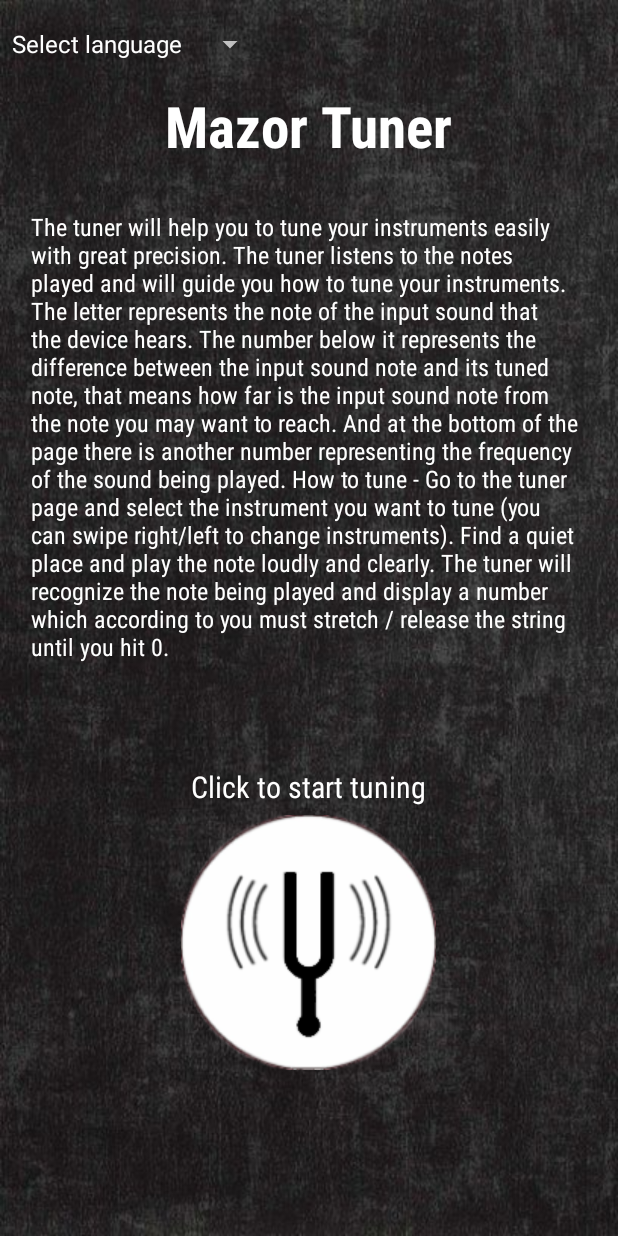
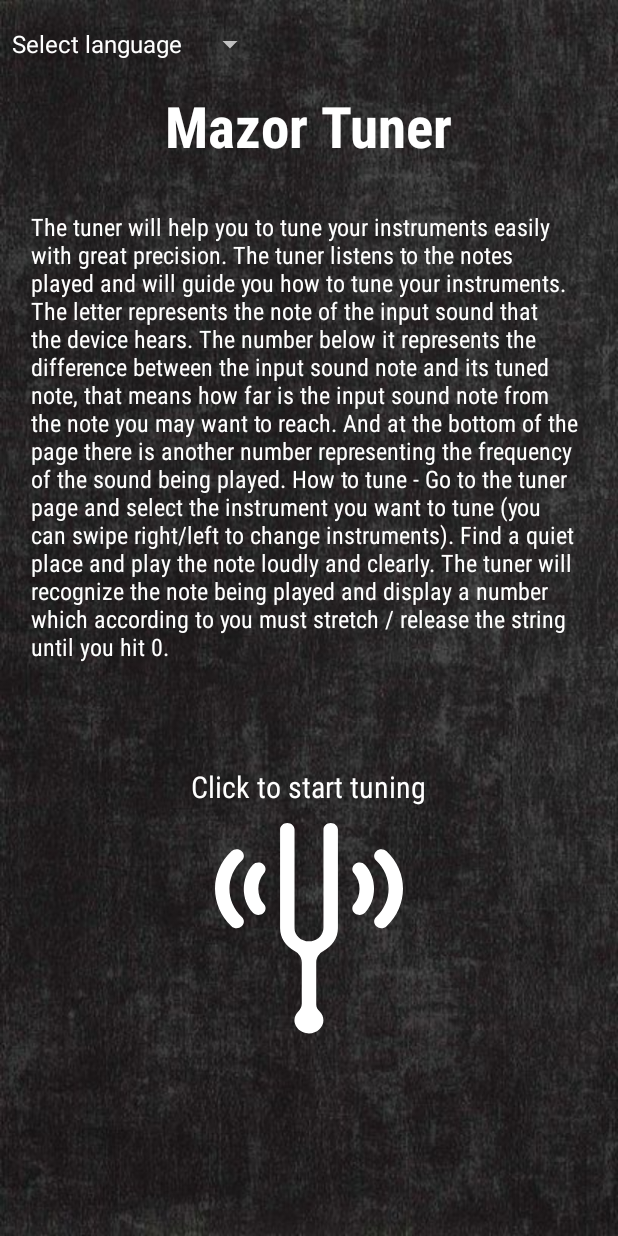
Before and after one commit to itay30/Tuner, an Android app: the MainActivity screen opened directly, with no data from a screen before it, on a phone screen of 412 x 824 dp. Run offline under Robolectric (Android 15) with nearby library versions, the phone set to English and light mode, and no system bars.

Commit message:
changes for new app, changed the tuning button

```diff
--- /dev/null
+++ b/app/src/main/res/drawable/ic_tuningfork.xml
@@ -0,0 +1,22 @@
+<vector xmlns:android="http://schemas.android.com/apk/res/android"
+    android:width="125dp"
+    android:height="175dp"
+    android:viewportWidth="26"
+    android:viewportHeight="40">
+
+  <path
+      android:fillColor="#FFFFFF"
+      android:pathData="M16,0c-0.553,0 -1,0.448 -1,1v14.887c0,0.996 -0.678,1.922 -1.661,2.085C12.087,18.179 11,17.214 11,16V1c0,-0.552 -0.447,-1 -1,-1S9,0.448 9,1v15c0,1.476 0.808,2.76 2.002,3.449C11.619,19.805 12,20.461 12,21.173v6.311c0,0.458 -0.215,0.871 -0.516,1.217c-0.402,0.462 -0.596,1.107 -0.427,1.8c0.176,0.719 0.779,1.301 1.504,1.453c1.294,0.272 2.433,-0.708 2.433,-1.954c0,-0.527 -0.204,-1.004 -0.539,-1.359C14.184,28.353 14,27.995 14,27.598v-6.425c0,-0.712 0.381,-1.368 0.998,-1.724C16.192,18.76 17,17.476 17,16V1C17,0.448 16.553,0 16,0z"/>
+  <path
+      android:fillColor="#FFFFFFFF"
+      android:pathData="M19.367,6.221c-0.431,0.346 -0.498,0.976 -0.152,1.406c1.035,1.286 1.035,3.46 0,4.746c-0.346,0.43 -0.278,1.06 0.152,1.406C19.552,13.928 19.773,14 19.993,14c0.293,0 0.583,-0.127 0.78,-0.373c1.636,-2.034 1.636,-5.22 0,-7.254C20.426,5.943 19.797,5.874 19.367,6.221z"/>
+  <path
+      android:fillColor="#FFFFFFFF"
+      android:pathData="M23.726,4.305c-0.383,-0.397 -1.018,-0.408 -1.414,-0.024c-0.397,0.384 -0.408,1.017 -0.025,1.414c2.293,2.374 2.293,6.236 0,8.61c-0.383,0.397 -0.372,1.03 0.025,1.414C22.505,15.907 22.756,16 23.006,16c0.262,0 0.523,-0.102 0.72,-0.305C26.758,12.555 26.758,7.445 23.726,4.305z"/>
+  <path
+      android:fillColor="#FFFFFFFF"
+      android:pathData="M6.621,6.221C6.191,5.875 5.56,5.944 5.215,6.373c-1.636,2.034 -1.636,5.22 0,7.254C5.413,13.873 5.702,14 5.995,14c0.22,0 0.441,-0.072 0.626,-0.221c0.431,-0.346 0.498,-0.976 0.152,-1.406c-1.035,-1.286 -1.035,-3.46 0,-4.746C7.119,7.197 7.052,6.567 6.621,6.221z"/>
+  <path
+      android:fillColor="#FFFFFFFF"
+      android:pathData="M3.714,5.695c0.383,-0.397 0.372,-1.03 -0.025,-1.414c-0.396,-0.383 -1.03,-0.373 -1.414,0.024c-3.032,3.14 -3.032,8.25 0,11.39C2.47,15.898 2.732,16 2.994,16c0.25,0 0.501,-0.093 0.694,-0.281c0.397,-0.384 0.408,-1.017 0.025,-1.414C1.421,11.931 1.421,8.069 3.714,5.695z"/>
+</vector>
--- a/app/src/main/res/layout/activity_main.xml
+++ b/app/src/main/res/layout/activity_main.xml
@@ -99,10 +99,11 @@
             android:layout_width="wrap_content"
             android:layout_height="wrap_content"
             android:layout_gravity="center"
+            android:layout_marginTop="5dp"
             android:background="@null"
             android:padding="5dp"
             android:contentDescription="@string/guitar_tuner"
-            app:srcCompat="@drawable/tunerbtnicon" />
+            app:srcCompat="@drawable/ic_tuningfork" />
 
     </LinearLayout>
 
```
